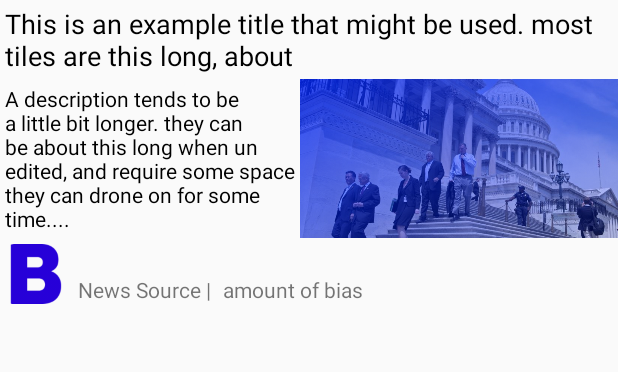
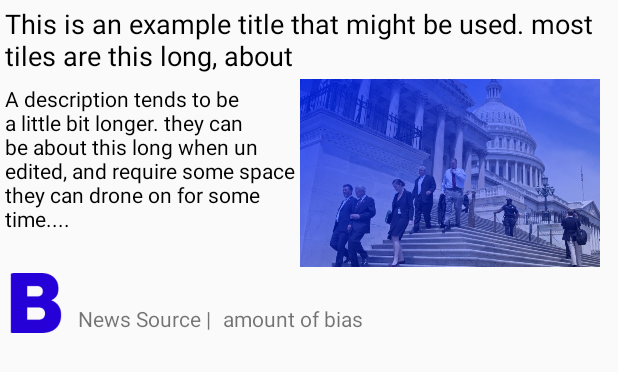
Before and after one commit to turik99/news-app, an Android app: the layout list_single.xml on its own in the app's theme, with its tools: preview values and no code run, on a phone screen of 412 x 824 dp. Shown: the top 372 px of the screen. Run offline under Robolectric (Android 15) with nearby library versions, the phone set to English and light mode, and no system bars.

Commit message:
Break it because it has a lot of good parts.

```diff
--- a/app/src/main/AndroidManifest.xml
+++ b/app/src/main/AndroidManifest.xml
@@ -6,12 +6,12 @@
 
         android:allowBackup="true"
         android:icon="@mipmap/ic_launcher"
-        android:label="No Fake News"
+        android:label="News"
         android:supportsRtl="true"
         android:theme="@style/AppTheme">
         <activity
             android:name=".MainActivity"
-            android:label="No Fake News"
+            android:label="News"
             android:theme="@style/AppTheme.NoActionBar">
             <intent-filter>
                 <action android:name="android.intent.action.MAIN" />
--- a/app/src/main/java/zaba/constituent/NewsFragment.java
+++ b/app/src/main/java/zaba/constituent/NewsFragment.java
@@ -149,6 +149,8 @@ public class NewsFragment extends Fragment {
             pdia = new ProgressDialog(context);
             pdia.setMessage("Loading Articles...");
             pdia.show();
+            pdia.setCanceledOnTouchOutside(false);
+
 
         }
 
--- a/app/src/main/java/zaba/constituent/RedditFragment.java
+++ b/app/src/main/java/zaba/constituent/RedditFragment.java
@@ -84,6 +84,7 @@ public class GetRedditArticles extends AsyncTask<String, String, String>
         pdia = new ProgressDialog(context);
         pdia.setMessage("Loading Articles...");
         pdia.show();
+        pdia.setCanceledOnTouchOutside(false);
 
     }
 
@@ -149,7 +150,6 @@ public class GetRedditArticles extends AsyncTask<String, String, String>
                 {
 
                 }
-
             }
 
             newsArticlesArrayList = new ArrayList<NewsArticle>();
@@ -196,8 +196,10 @@ public class GetRedditArticles extends AsyncTask<String, String, String>
             });
         }
 
-        else {
+        else
+        {
             LinearLayout linearLayout = new LinearLayout(getContext());
+
         }
 
 
--- a/app/src/main/res/layout/content_main.xml
+++ b/app/src/main/res/layout/content_main.xml
@@ -12,7 +12,9 @@
     <FrameLayout
         android:id="@+id/flContent"
         android:layout_width="match_parent"
-        android:layout_height="match_parent" />
+        android:layout_height="match_parent" >
+
+    </FrameLayout>
 
 
 </RelativeLayout>
--- a/app/src/main/res/layout/fragment_wire.xml
+++ b/app/src/main/res/layout/fragment_wire.xml
@@ -2,7 +2,7 @@
     xmlns:tools="http://schemas.android.com/tools"
     android:layout_width="match_parent"
     android:layout_height="match_parent"
-    tools:context="zaba.constituent.FakeNews">
+    tools:context="zaba.constituent.">
 
     <!-- TODO: Update blank fragment layout -->
 
--- a/app/src/main/res/layout/list_single.xml
+++ b/app/src/main/res/layout/list_single.xml
@@ -18,9 +18,8 @@
 
         <ImageView
             android:id="@+id/newsThumbnail"
-            android:layout_width="wrap_content"
-            android:layout_height="wrap_content"
-            android:layout_alignBottom="@+id/textView2"
+            android:layout_width="200dp"
+            android:layout_height="125dp"
             android:layout_below="@+id/text"
             android:layout_gravity="left"
             android:layout_toEndOf="@+id/textView2"
@@ -49,7 +48,8 @@
             android:layout_height="wrap_content"
             android:text="A description tends to be a little bit longer. they can be about this long when un edited, and require some space they can drone on for some time...."
             android:layout_below="@+id/text"
-            android:layout_alignParentStart="true" />
+            android:layout_alignParentStart="true"
+            android:layout_alignBottom="@+id/newsThumbnail" />
 
         <ImageView
             android:id="@+id/newsSourceImageView"
```
Also changed, not shown: app/src/main/java/zaba/constituent/CustomList.java (+27 -8 lines).
